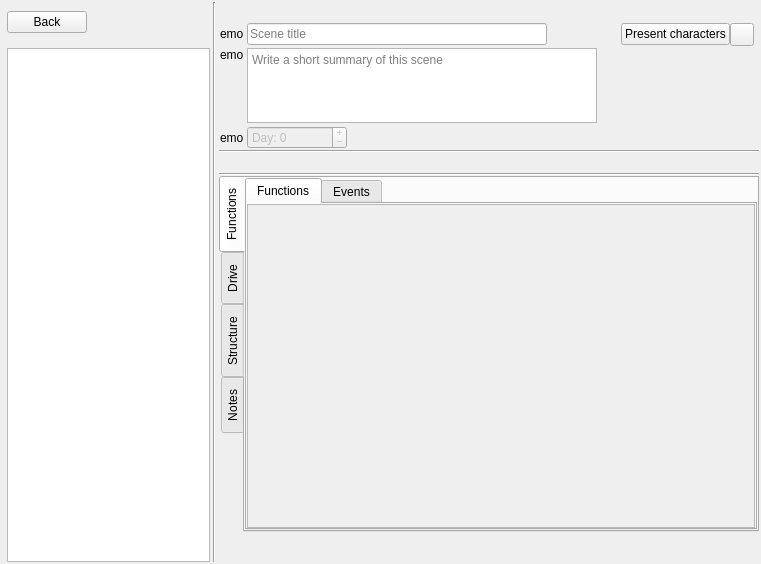
zkovari/plotlyst, file ui/scene_editor.ui: the form before one commit.
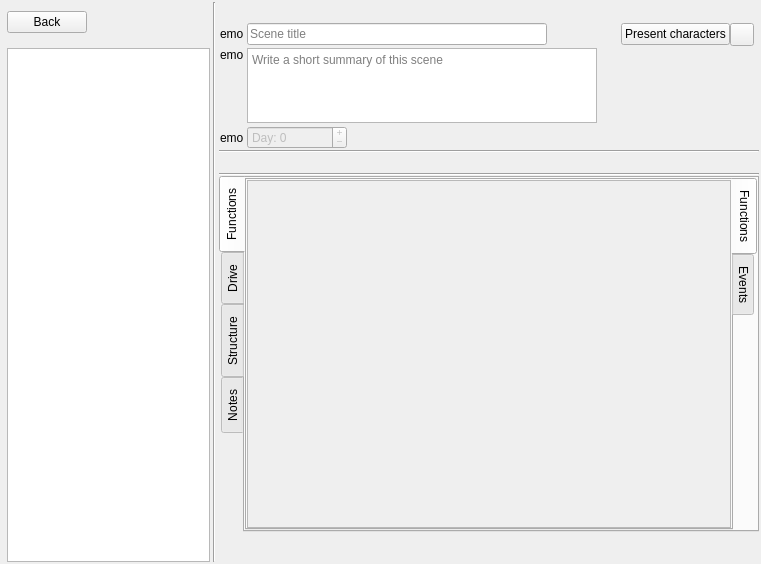
The form after the commit. Custom widgets are drawn as their Qt base class.

What changed in the file:
```diff
--- a/ui/scene_editor.ui
+++ b/ui/scene_editor.ui
@@ -600,6 +600,9 @@
              </property>
              <item>
               <widget class="QTabWidget" name="tabWidget_2">
+               <property name="tabPosition">
+                <enum>QTabWidget::East</enum>
+               </property>
                <property name="currentIndex">
                 <number>0</number>
                </property>
@@ -636,8 +639,8 @@
                      <rect>
                       <x>0</x>
                       <y>0</y>
-                      <width>549</width>
-                      <height>316</height>
+                      <width>525</width>
+                      <height>340</height>
                      </rect>
                     </property>
                     <property name="relaxed-white-bg" stdset="0">
```
